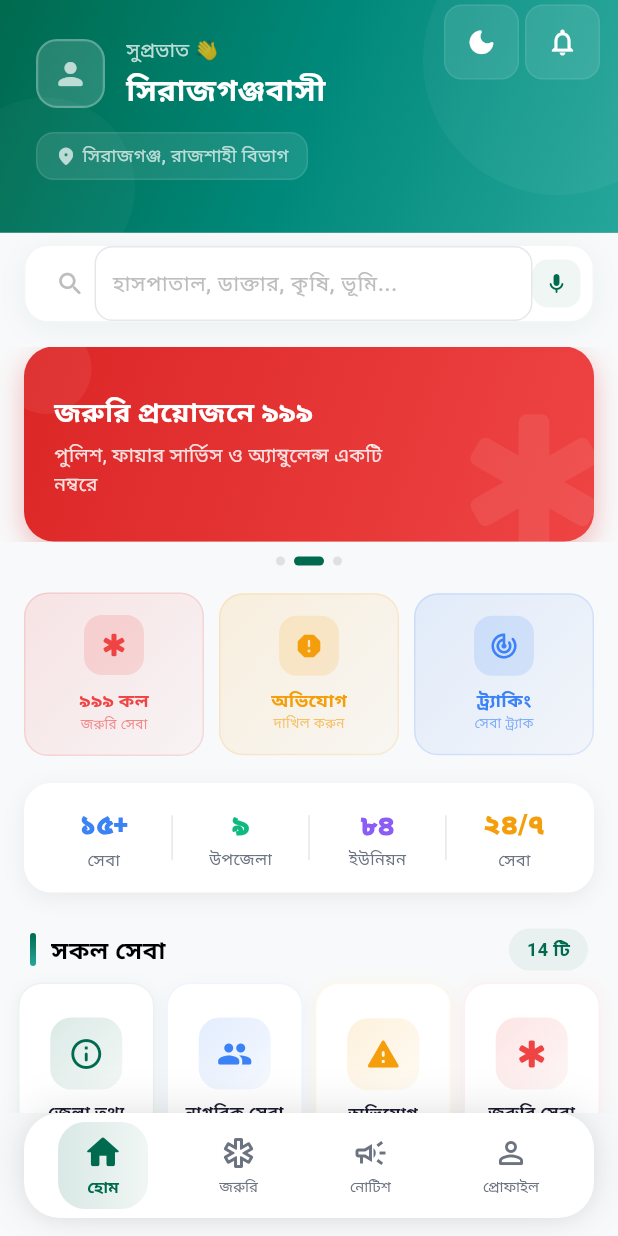
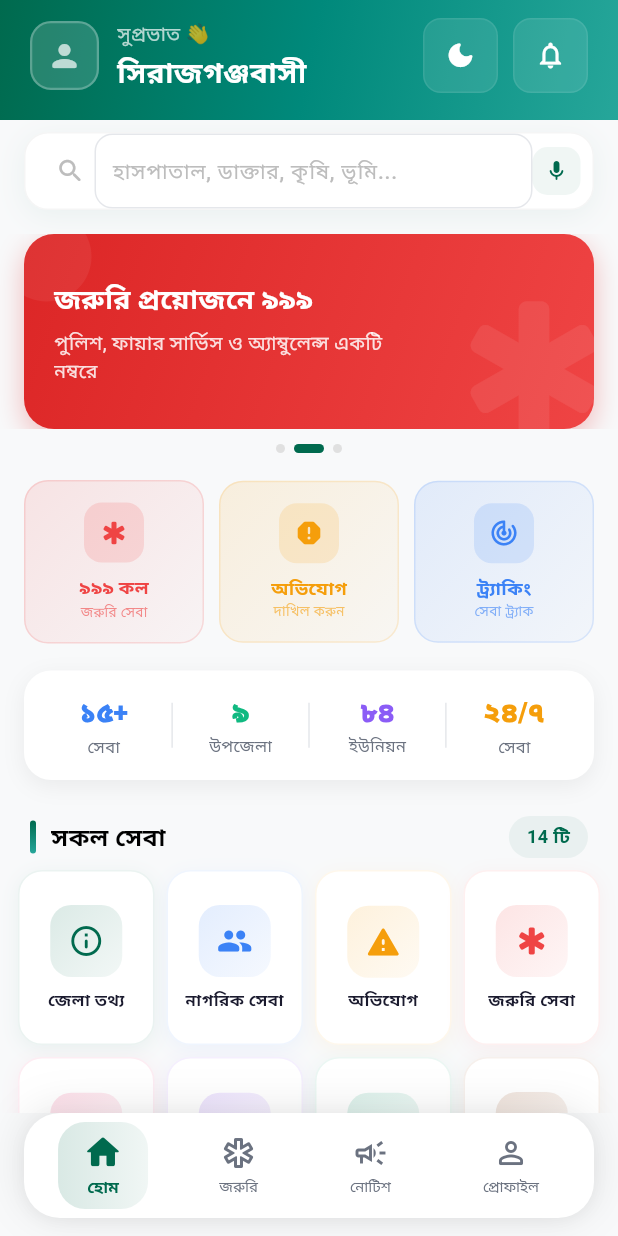
Before and after one commit to Atikul-debug/Jelasheba-App, a Flutter app: the screen it shows after launch, on a phone screen of 412 x 824 dp. Run offline on Flutter 3.47's test engine with Material 3 defaults, Android fonts, the phone set to English and light mode, and no system bars; our stand-ins replace shared_preferences.

Commit message:
Fix header hiding on scroll - now stays visible as scrollable content
Changed SliverAppBar to SliverToBoxAdapter so header scrolls with
content naturally instead of collapsing/hiding. Header is now a
simple Container that moves up with scroll like normal content.

Layout: Avatar + Greeting + Name on left, Dark mode + Notification on right
All in one clean row. Removed location badge for cleaner look.
Removed SliverAppBar collapse behavior entirely.

Co-Authored-By: Claude Opus 4.6 (1M context) <noreply@anthropic.com>

```diff
--- a/lib/features/home/screens/home_screen.dart
+++ b/lib/features/home/screens/home_screen.dart
@@ -172,17 +172,9 @@ class _HomeScreenState extends State<HomeScreen> with TickerProviderStateMixin {
     return CustomScrollView(
       physics: const BouncingScrollPhysics(),
       slivers: [
-        // Clean Modern Header
-        SliverAppBar(
-          expandedHeight: 155,
-          floating: false,
-          pinned: true,
-          stretch: true,
-          backgroundColor: isDark ? AppColors.darkSurface : AppColors.primary,
-          flexibleSpace: FlexibleSpaceBar(
-            titlePadding: EdgeInsets.zero,
-            title: const SizedBox.shrink(),
-            background: Container(
+        // Fixed Header - scrolls with content, never collapses
+        SliverToBoxAdapter(
+          child: Container(
             decoration: BoxDecoration(
               gradient: LinearGradient(
                 begin: Alignment.topLeft,
@@ -192,21 +184,11 @@ class _HomeScreenState extends State<HomeScreen> with TickerProviderStateMixin {
                     : [const Color(0xFF006A4E), const Color(0xFF00897B), const Color(0xFF26A69A)],
               ),
             ),
-              child: Stack(
-                children: [
-                  // Subtle pattern
-                  Positioned(top: -50, right: -50, child: Container(width: 180, height: 180, decoration: BoxDecoration(shape: BoxShape.circle, color: Colors.white.withValues(alpha: 0.04)))),
-                  Positioned(bottom: -30, left: -30, child: Container(width: 120, height: 120, decoration: BoxDecoration(shape: BoxShape.circle, color: Colors.white.withValues(alpha: 0.03)))),
-                  // Content
-                  SafeArea(
+            child: SafeArea(
+              bottom: false,
               child: Padding(
-                      padding: const EdgeInsets.fromLTRB(24, 16, 24, 0),
-                      child: Column(
-                        crossAxisAlignment: CrossAxisAlignment.start,
-                        children: [
-                          const SizedBox(height: 8),
-                          // User greeting
-                          Row(
+                padding: const EdgeInsets.fromLTRB(20, 12, 16, 18),
+                child: Row(
                   children: [
                     // Avatar
                     Container(
@@ -222,63 +204,40 @@ class _HomeScreenState extends State<HomeScreen> with TickerProviderStateMixin {
                             : const Icon(Icons.person_rounded, color: Colors.white70, size: 24),
                       ),
                     ),
-                              const SizedBox(width: 14),
+                    const SizedBox(width: 12),
+                    // Greeting + Name
                     Expanded(
                       child: Column(
                         crossAxisAlignment: CrossAxisAlignment.start,
                         children: [
                           Text(
                             '${_getGreeting()} 👋',
-                                      style: TextStyle(color: Colors.white.withValues(alpha: 0.75), fontSize: 13, fontWeight: FontWeight.w400),
+                            style: TextStyle(color: Colors.white.withValues(alpha: 0.7), fontSize: 13),
                           ),
                           const SizedBox(height: 2),
                           Text(
                             appProvider.isLoggedIn ? appProvider.userName : 'সিরাজগঞ্জবাসী',
-                                      style: const TextStyle(color: Colors.white, fontSize: 20, fontWeight: FontWeight.w800),
+                            style: const TextStyle(color: Colors.white, fontSize: 19, fontWeight: FontWeight.w800),
                           ),
                         ],
                       ),
                     ),
-                            ],
+                    // Action buttons
+                    _buildAppBarAction(
+                      icon: appProvider.isDarkMode ? Icons.light_mode_rounded : Icons.dark_mode_rounded,
+                      onTap: () => appProvider.toggleDarkMode(),
                     ),
-                          const SizedBox(height: 14),
-                          // Location badge
-                          Container(
-                            padding: const EdgeInsets.symmetric(horizontal: 12, vertical: 6),
-                            decoration: BoxDecoration(
-                              color: Colors.white.withValues(alpha: 0.1),
-                              borderRadius: BorderRadius.circular(12),
-                              border: Border.all(color: Colors.white.withValues(alpha: 0.1)),
-                            ),
-                            child: Row(
-                              mainAxisSize: MainAxisSize.min,
-                              children: [
-                                Icon(Icons.location_on_rounded, size: 14, color: Colors.white.withValues(alpha: 0.7)),
-                                const SizedBox(width: 4),
-                                Text('সিরাজগঞ্জ, রাজশাহী বিভাগ', style: TextStyle(color: Colors.white.withValues(alpha: 0.7), fontSize: 12, fontWeight: FontWeight.w500)),
-                              ],
-                            ),
+                    const SizedBox(width: 6),
+                    _buildAppBarAction(
+                      icon: Icons.notifications_outlined,
+                      onTap: () => _showNotifications(),
+                      showBadge: appProvider.notifications.isNotEmpty,
                     ),
                   ],
                 ),
               ),
             ),
-                ],
           ),
-            ),
-          ),
-          actions: [
-            _buildAppBarAction(
-              icon: appProvider.isDarkMode ? Icons.light_mode_rounded : Icons.dark_mode_rounded,
-              onTap: () => appProvider.toggleDarkMode(),
-            ),
-            _buildAppBarAction(
-              icon: Icons.notifications_outlined,
-              onTap: () => _showNotifications(),
-              showBadge: appProvider.notifications.isNotEmpty,
-            ),
-            const SizedBox(width: 8),
-          ],
         ),
 
         // Sticky Search Bar - stays pinned on scroll
```
Lines whose indentation alone changed are shown as unchanged.
